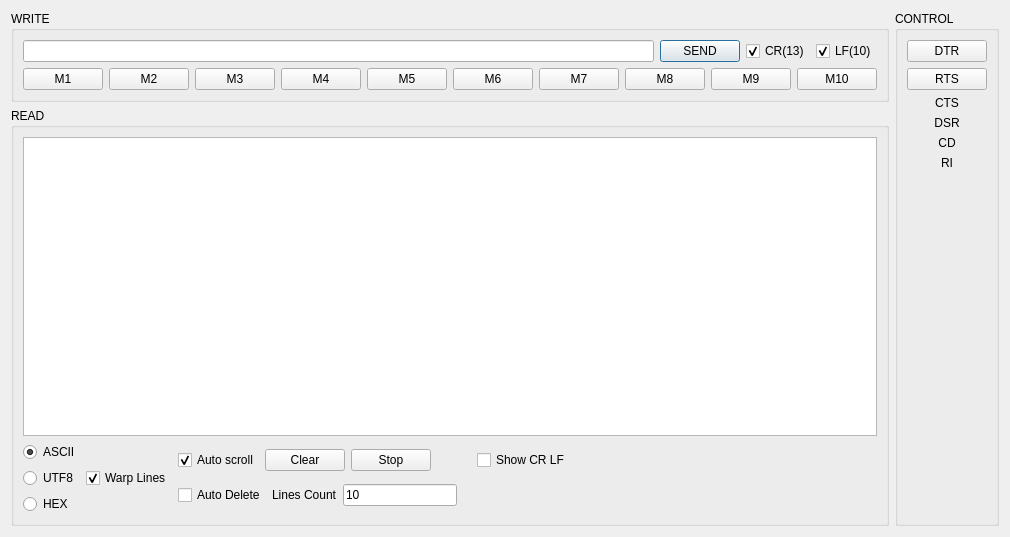
Above: DataVisualizer/serialterminal.ui from DamianPodrazaCode/DataVisualizer before the change. Below: the same form after it.
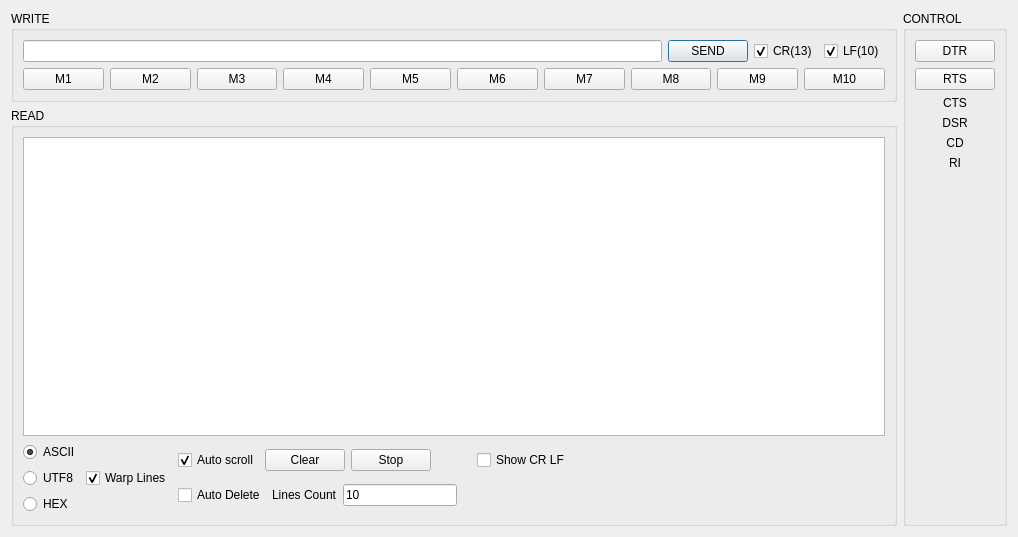
That is the form after the change.

Patch:
```diff
--- a/DataVisualizer/serialterminal.ui
+++ b/DataVisualizer/serialterminal.ui
@@ -6,7 +6,7 @@
    <rect>
     <x>0</x>
     <y>0</y>
-    <width>987</width>
+    <width>1018</width>
     <height>537</height>
    </rect>
   </property>
```
